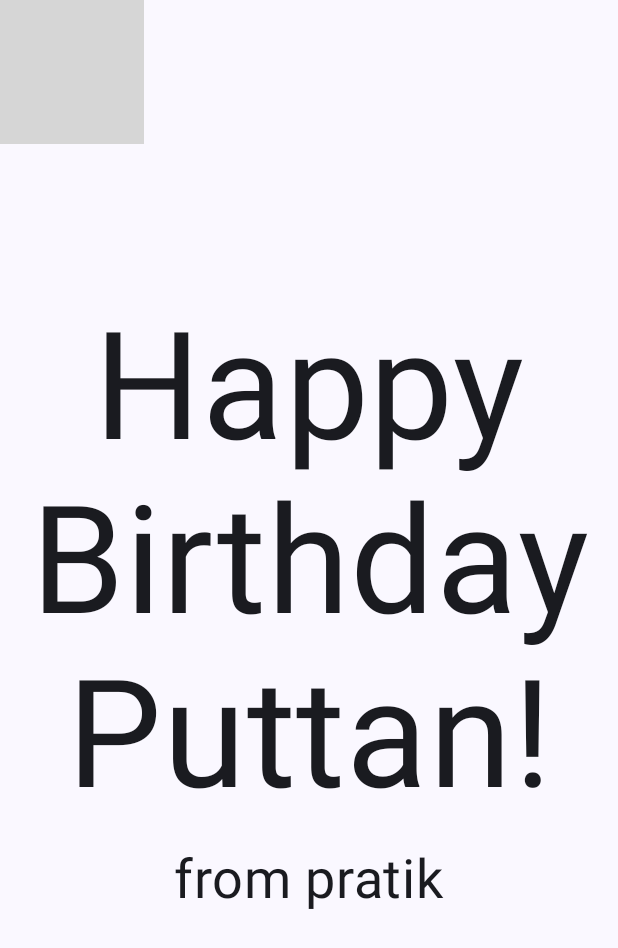
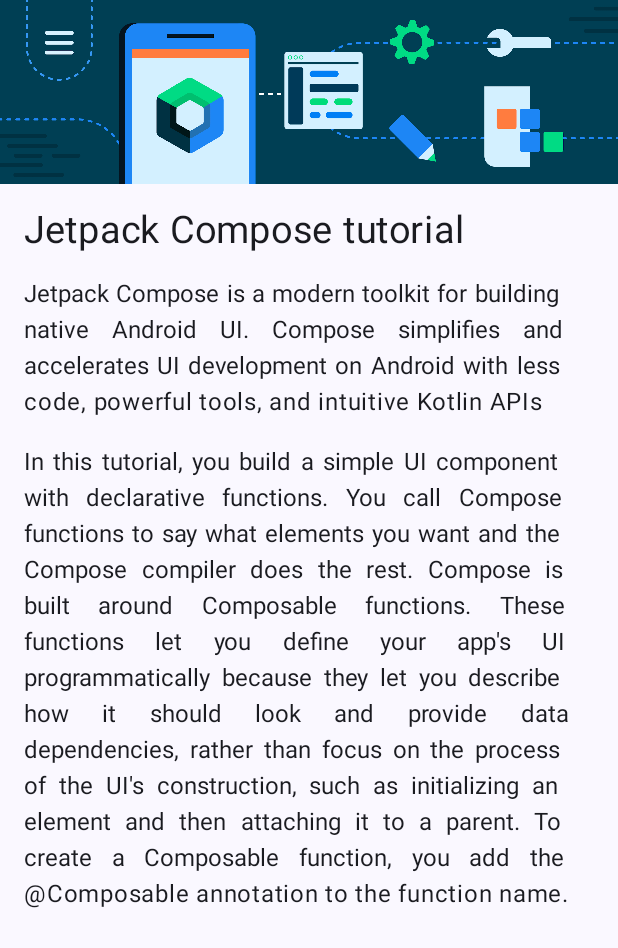
Before and after one commit to ranjanproject/appusingcompose, an Android app built with Jetpack Compose: the screen it shows after launch (MainActivity), on a phone screen of 412 x 824 dp. Shown: the top 948 px of the screen. Run offline under Robolectric (Android 15) with nearby library versions, the phone set to English and light mode, and no system bars; grey boxes are pictures that could not be loaded.

Commit message:
#comment compose article page created

```diff
--- a/app/src/main/java/com/example/birthdayapp/MainActivity.kt
+++ b/app/src/main/java/com/example/birthdayapp/MainActivity.kt
@@ -8,6 +8,7 @@ import androidx.compose.foundation.layout.Arrangement
 import androidx.compose.foundation.layout.Box
 import androidx.compose.foundation.layout.Column
 import androidx.compose.foundation.layout.fillMaxSize
+import androidx.compose.foundation.layout.fillMaxWidth
 import androidx.compose.foundation.layout.padding
 import androidx.compose.material3.MaterialTheme
 import androidx.compose.material3.Surface
@@ -34,31 +35,40 @@ class MainActivity : ComponentActivity() {
                     modifier = Modifier.fillMaxSize(),
                     color = MaterialTheme.colorScheme.background
                 ) {
-                    GreetingImage(message = stringResource(R.string.happy_birthday_puttan), from = stringResource(
-                        R.string.from_pratik))              }
+                    ComposeArticle(title = stringResource(id = R.string.title), para1 = stringResource(
+                        id = R.string.para1
+                    ), para2 = stringResource(id = R.string.para2) )           }
             }
         }
     }
 }
 
 @Composable
-fun GreetingText(message: String, from: String, modifier: Modifier = Modifier){
+fun ComposeArticle(title: String, para1: String, para2: String,modifier: Modifier = Modifier){
 
   Column(
-      verticalArrangement = Arrangement.Center,
       modifier = modifier
   ){
+
+      Image(painter = painterResource(id = R.drawable.bg_compose_background),
+          contentDescription = null,
+      modifier = Modifier.fillMaxWidth())
+
       Text(
-          text = message,
-          fontSize = 100.sp,
-          lineHeight = 116.sp,
-          textAlign = TextAlign.Center
+          text = title,
+          modifier = Modifier.padding(16.dp),
+          fontSize = 25.sp
       )
 
-      Text(text = from,
-          fontSize = 36.sp,
+      Text(text = para1,
           modifier = Modifier
-              .padding(16.dp).align(Alignment.CenterHorizontally)
+              .padding(16.dp, 0.dp, 16.dp, 0.dp),
+          textAlign = TextAlign.Justify
+      )
+
+      Text(text = para2,
+          modifier = Modifier.padding(16.dp),
+          textAlign = TextAlign.Justify
       )
   }
 
@@ -77,7 +87,7 @@ fun GreetingImage(message: String,
             contentDescription = null,
             contentScale = ContentScale.Crop,
             alpha = 0.5f)
-        GreetingText(message = message, from = from,  modifier.fillMaxSize().padding(8.dp))
+//        GreetingText(message = message, from = from,  modifier.fillMaxSize().padding(8.dp))
     }
 
 }
@@ -86,8 +96,8 @@ fun GreetingImage(message: String,
 @Composable
 fun BirthdayCardPreview() {
     HappyBirthdayTheme {
-        GreetingImage(message = stringResource(R.string.happy_birthday_puttan), from = stringResource(
-                    R.string.from_pratik)
-                )
+        ComposeArticle(title = stringResource(id = R.string.title), para1 = stringResource(
+            id = R.string.para1
+        ), para2 = stringResource(id = R.string.para2) )
     }
 }
--- a/app/src/main/res/values/strings.xml
+++ b/app/src/main/res/values/strings.xml
@@ -2,4 +2,13 @@
     <string name="app_name">BirthdayApp</string>
     <string name="happy_birthday_puttan">Happy Birthday Puttan!</string>
     <string name="from_pratik">from pratik</string>
+    <string name="title">Jetpack Compose tutorial</string>
+    <string name="para1">Jetpack Compose is a modern toolkit for building native Android UI.
+        Compose simplifies and accelerates UI development on Android with less code, powerful tools, and intuitive Kotlin APIs</string>
+    <string name="para2">In this tutorial, you build a simple UI component with declarative functions.
+        You call Compose functions to say what elements you want and the Compose compiler does the rest.
+        Compose is built around Composable functions. These functions let you define your app\'s UI programmatically
+        because they let you describe how it should look and provide data dependencies, rather than focus on the process of
+        the UI\'s construction, such as initializing an element and then attaching it to a parent.
+        To create a Composable function, you add the @Composable annotation to the function name.</string>
 </resources>
```
Also changed, not shown: app/src/main/res/drawable-nodpi/bg_compose_background.png (added).
